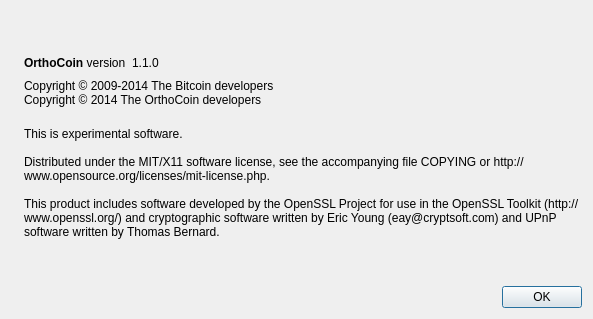
Old version of the form src/qt/forms/aboutdialog.ui in the repository OrthoCoin/orthocoin.
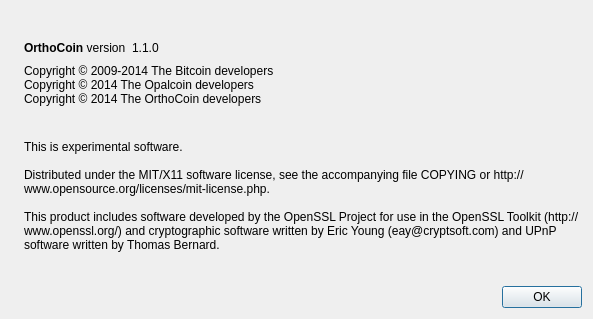
New version of the form. Icons and pictures are not drawn.

Patch:
```diff
--- a/src/qt/forms/aboutdialog.ui
+++ b/src/qt/forms/aboutdialog.ui
@@ -92,7 +92,9 @@
        </property>
        <property name="text">
         <string>Copyright © 2009-2014 The Bitcoin developers
-Copyright © 2014 The OrthoCoin developers</string>
+Copyright © 2014 The Opalcoin developers
+Copyright © 2014 The OrthoCoin developers
+</string>
        </property>
        <property name="textInteractionFlags">
         <set>Qt::LinksAccessibleByMouse|Qt::TextSelectableByKeyboard|Qt::TextSelectableByMouse</set>
```
